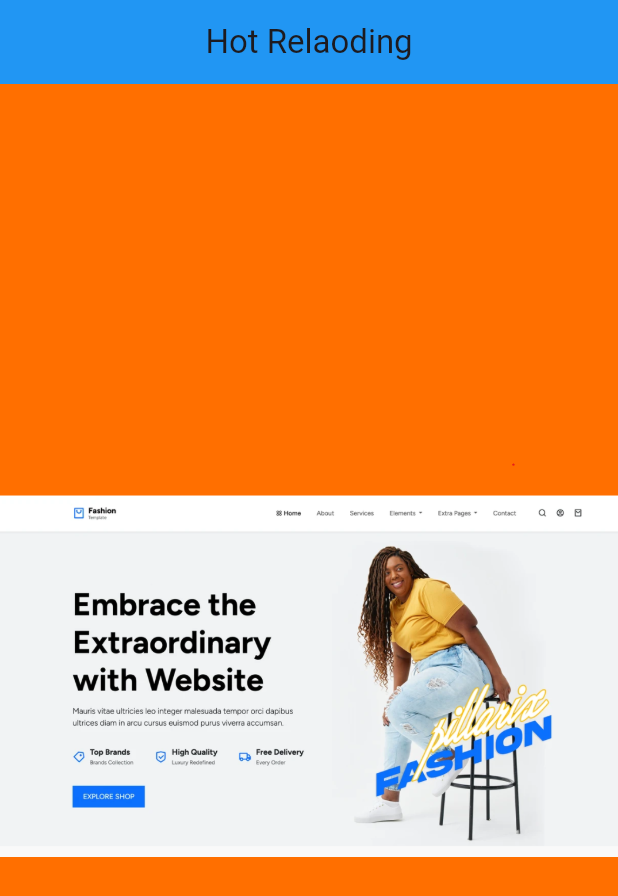
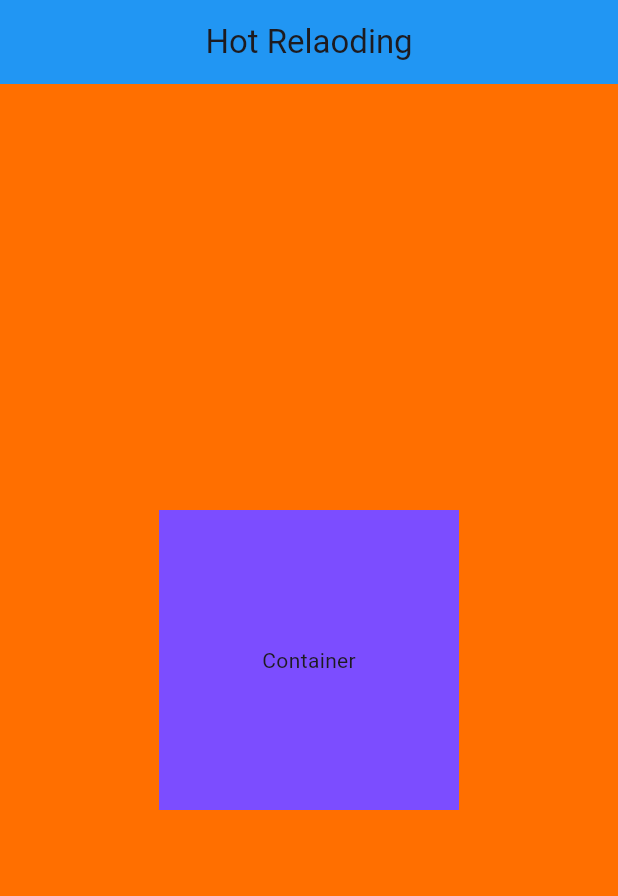
Before and after one commit to R-e-h-a-n-N-a-s-e-e-r/learning-Flutter, a Flutter app: the screen it shows after launch, on a phone screen of 412 x 824 dp. Shown: the top 896 px of the screen. Run offline on Flutter 3.47's test engine with Material 3 defaults, Android fonts, the phone set to English and light mode, and no system bars.

Commit message:
Single Children layout and Container widget

```diff
--- a/lib/main.dart
+++ b/lib/main.dart
@@ -17,7 +17,14 @@ class MyApp extends StatelessWidget {
           title: Text("Hot Relaoding"),
           centerTitle: true,
         ),
-        body: const Center(child: Image(image: AssetImage('assets/two.png'))),
+        body: Center(
+          child: Container(
+            width: 200,
+            height: 200,
+            color: Colors.deepPurpleAccent,
+            child: Center(child: Text("Container")),
+          ),
+        ),
       ),
     );
   }
```
